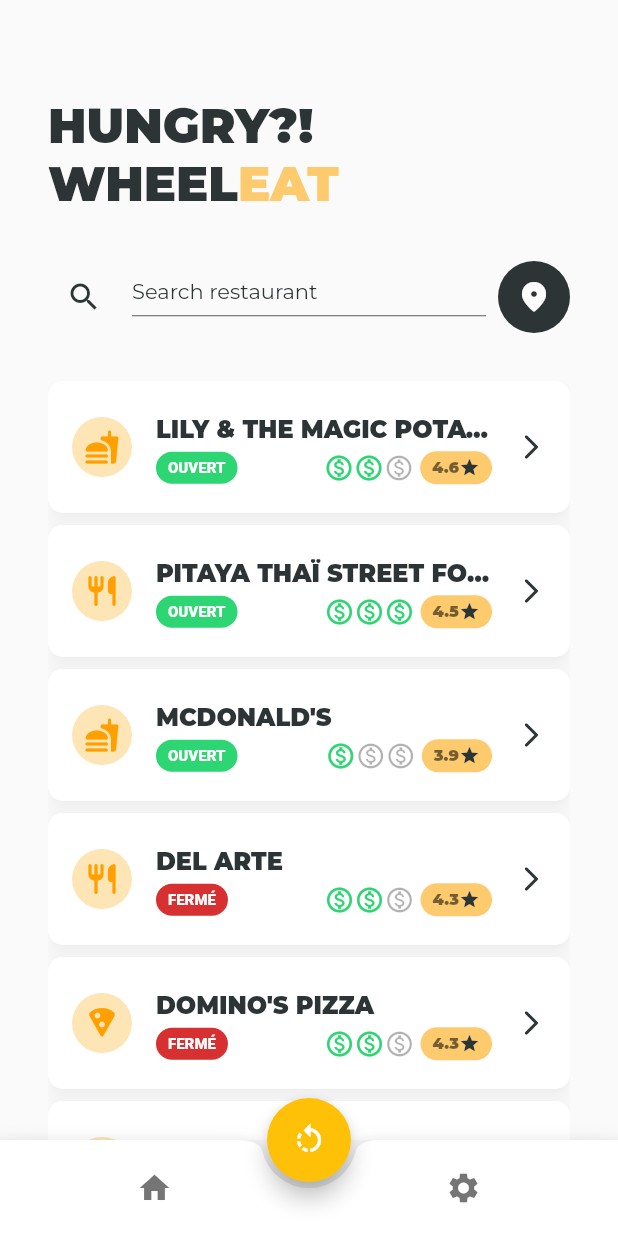
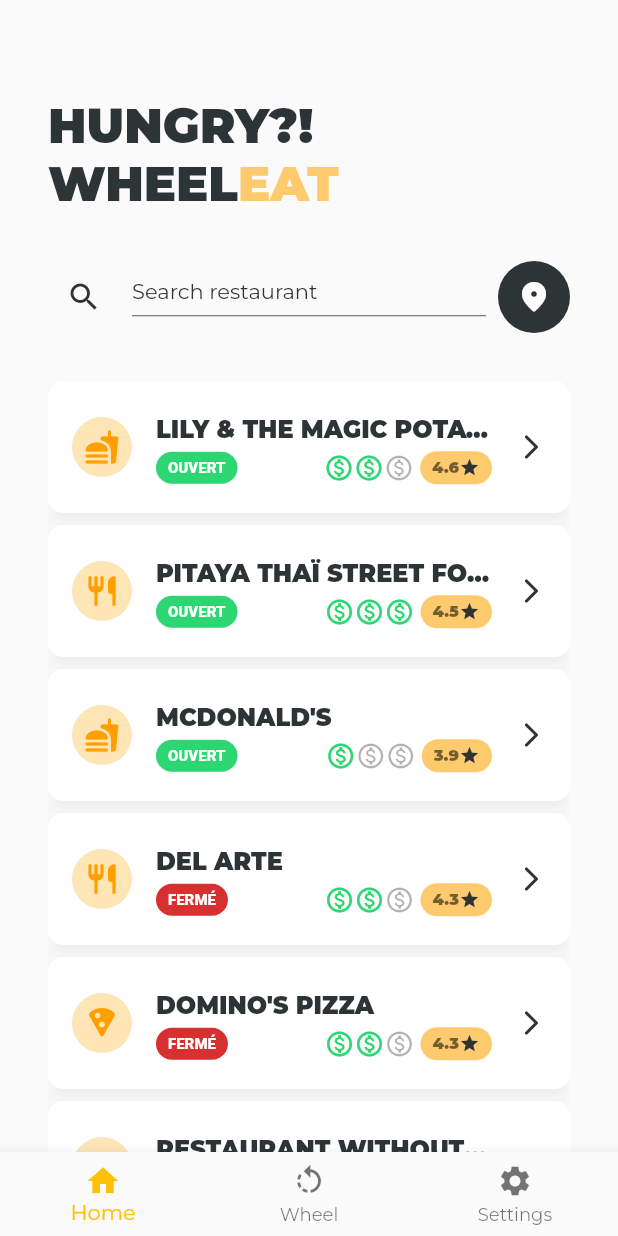
Before and after one commit to ThePrincelle/WheelEat, a Flutter app: the screen it shows after launch, on a phone screen of 412 x 824 dp. Run offline on Flutter 3.47's test engine with Material 2 defaults, Android fonts, the phone set to English and light mode, and no system bars; our stand-ins replace google_fonts; missing offline and left inert: google_place.

Commit message:
✨ implemented page navigation

```diff
--- a/lib/main.dart
+++ b/lib/main.dart
@@ -3,7 +3,7 @@ import 'package:google_fonts/google_fonts.dart';
 
 import 'constants.dart';
 
-import 'pages/home.dart';
+import 'pages/_layout.dart';
 
 void main() {
   runApp(const MyApp());
@@ -21,7 +21,7 @@ class MyApp extends StatelessWidget {
         textTheme: GoogleFonts.montserratTextTheme(Theme.of(context).textTheme)
             .apply(bodyColor: textColor),
       ),
-      home: const HomePage(),
+      home: const Layout(),
       debugShowCheckedModeBanner: false,
     );
   }
--- /dev/null
+++ b/lib/pages/_layout.dart
@@ -0,0 +1,74 @@
+import 'package:flutter/material.dart';
+
+import '_navigation.dart';
+
+class Layout extends StatefulWidget {
+  const Layout({Key? key}) : super(key: key);
+
+  @override
+  _LayoutState createState() => _LayoutState();
+}
+
+class _LayoutState extends State<Layout> {
+  int selectedPageIndex = 0;
+
+  final PageController _pageController = PageController(
+    initialPage: 0,
+    keepPage: true,
+  );
+
+  List<BottomNavigationBarItem> buildBottomNavBarItems() {
+    return pagesData
+        .map((page) => BottomNavigationBarItem(
+              icon: Icon(page.icon),
+              label: page.label,
+            ))
+        .toList();
+  }
+
+  Widget buildPageView() {
+    return PageView(
+      controller: _pageController,
+      onPageChanged: (index) {
+        pageChanged(index);
+      },
+      children: pagesData.map((page) => page.widget).toList(),
+    );
+  }
+
+  @override
+  void initState() {
+    super.initState();
+  }
+
+  void pageChanged(int index) {
+    setState(() {
+      selectedPageIndex = index;
+    });
+  }
+
+  void bottomTapped(int index) {
+    setState(() {
+      selectedPageIndex = index;
+      _pageController.animateToPage(
+        index,
+        duration: const Duration(milliseconds: 500),
+        curve: Curves.ease,
+      );
+    });
+  }
+
+  @override
+  Widget build(BuildContext context) {
+    return Scaffold(
+      body: buildPageView(),
+      bottomNavigationBar: BottomNavigationBar(
+        currentIndex: selectedPageIndex,
+        onTap: (index) {
+          bottomTapped(index);
+        },
+        items: buildBottomNavBarItems(),
+      ),
+    );
+  }
+}
--- /dev/null
+++ b/lib/pages/_navigation.dart
@@ -0,0 +1,35 @@
+import 'package:flutter/material.dart';
+
+import 'home.dart';
+import 'wheel.dart';
+import 'settings.dart';
+
+class PageNavigationData {
+  final IconData icon;
+  final String label;
+  final Widget widget;
+
+  const PageNavigationData({
+    required this.icon,
+    required this.label,
+    required this.widget,
+  });
+}
+
+const List<PageNavigationData> pagesData = [
+  PageNavigationData(
+    icon: Icons.home,
+    label: 'Home',
+    widget: HomePage(),
+  ),
+  PageNavigationData(
+    icon: Icons.rotate_left,
+    label: 'Wheel',
+    widget: WheelPage(),
+  ),
+  PageNavigationData(
+    icon: Icons.settings,
+    label: 'Settings',
+    widget: SettingsPage(),
+  ),
+];
--- a/lib/pages/home.dart
+++ b/lib/pages/home.dart
@@ -20,8 +20,7 @@ class HomePage extends StatefulWidget {
 class _HomePageState extends State<HomePage> {
   @override
   Widget build(BuildContext context) {
-    return Scaffold(
-      body: SafeArea(
+    return SafeArea(
       child: Padding(
         padding: const EdgeInsets.symmetric(horizontal: defaultPadding * 2),
         child: Column(
@@ -56,36 +55,6 @@ class _HomePageState extends State<HomePage> {
           ],
         ),
       ),
-      ),
-      bottomNavigationBar: BottomAppBar(
-        shape: const CircularNotchedRectangle(),
-        // color: Colors.amber,
-        child: Padding(
-          padding: const EdgeInsets.symmetric(vertical: defaultPadding / 2),
-          child: IconTheme(
-            data: const IconThemeData(color: Colors.black54),
-            child: Row(
-              mainAxisAlignment: MainAxisAlignment.spaceAround,
-              children: [
-                IconButton(
-                  onPressed: () {}, // TODO: Update this onPressed
-                  icon: const Icon(Icons.home),
-                ),
-                IconButton(
-                  onPressed: () {}, // TODO: Update this onPressed
-                  icon: const Icon(Icons.settings),
-                ),
-              ],
-            ),
-          ),
-        ),
-      ),
-      floatingActionButton: FloatingActionButton(
-        onPressed: () {}, // TODO: Update this onPressed
-        tooltip: 'Spin',
-        child: const Icon(Icons.rotate_left, color: Colors.white),
-      ),
-      floatingActionButtonLocation: FloatingActionButtonLocation.centerDocked,
     );
   }
 }
```
Also changed, not shown: lib/pages/settings.dart (added, +12 -0 lines), lib/pages/wheel.dart (added, +12 -0 lines). Lines whose indentation alone changed are shown as unchanged.
